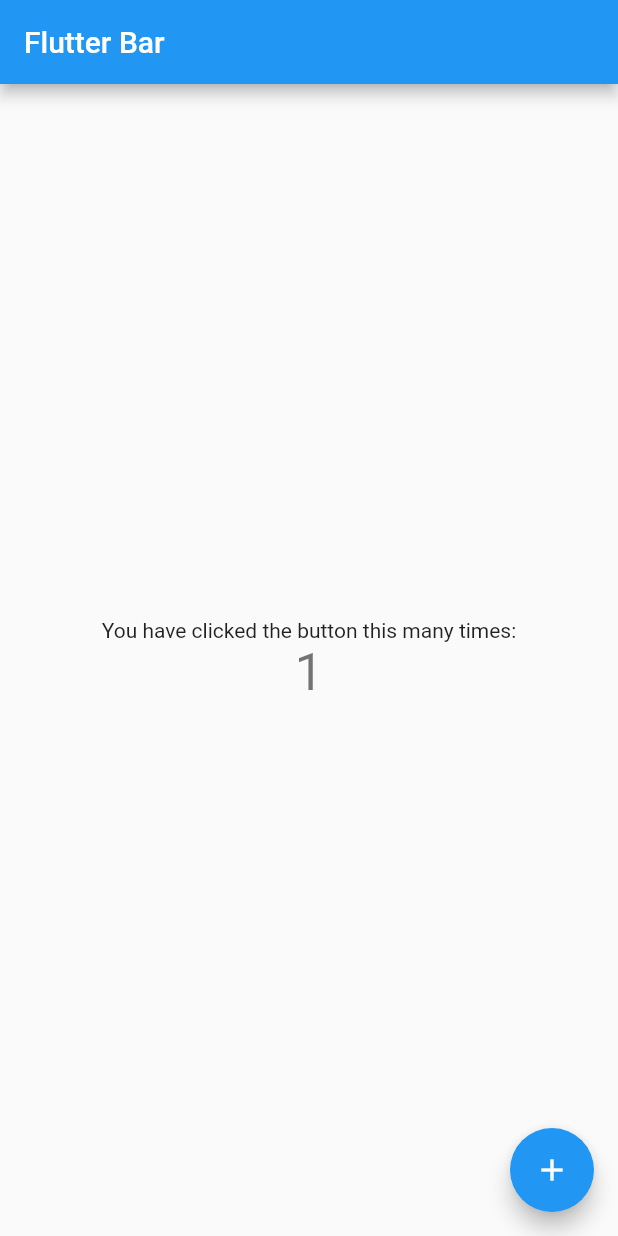
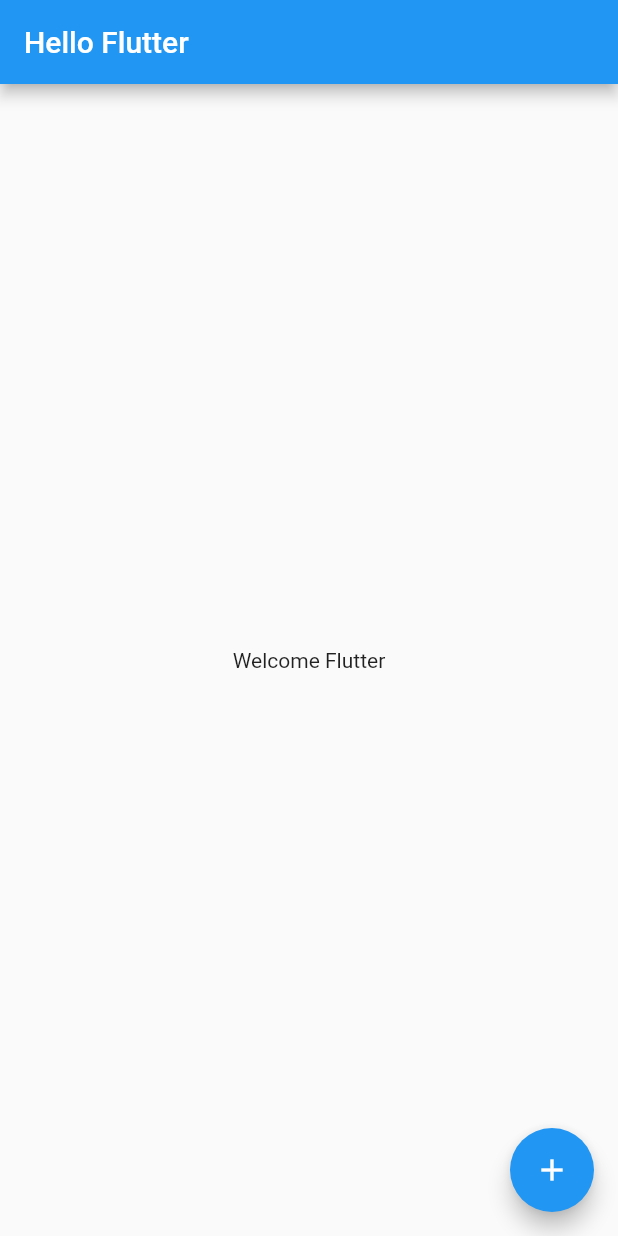
Before and after one commit to zarub2k/flutterbar, a Flutter app: the screen it shows after launch, after a tap on the "add" icon, on a phone screen of 412 x 824 dp. Run offline on Flutter 3.47's test engine with Material 2 defaults, Android fonts, the phone set to English and light mode, and no system bars.

Commit message:
Fab button added

```diff
--- /dev/null
+++ b/lib/hello/hello.dart
@@ -0,0 +1,27 @@
+import 'package:flutter/material.dart';
+
+class HelloApp extends StatelessWidget {
+  @override
+  Widget build(BuildContext context) {
+    return _build(context);
+  }
+
+  Widget _build(BuildContext context) {
+    return Scaffold(
+      appBar: AppBar(
+        title: Text('Hello Flutter'),
+      ),
+      body: Center(
+        child: Text('Welcome Flutter'),
+      ),
+      floatingActionButton: FloatingActionButton(
+        onPressed: _onFabPressed,
+        child: Icon(Icons.add),
+      ),
+    );
+  }
+
+  void _onFabPressed() {
+    print('onFab pressed');
+  }
+}
--- a/lib/main.dart
+++ b/lib/main.dart
@@ -1,4 +1,5 @@
 import 'package:flutter/material.dart';
+import 'package:flutterbar/hello/hello.dart';
 
 void main() {
   runApp(MyApp());
@@ -26,7 +27,8 @@ class MyApp extends StatelessWidget {
         // closer together (more dense) than on mobile platforms.
         visualDensity: VisualDensity.adaptivePlatformDensity,
       ),
-      home: MyHomePage(title: 'Flutter Bar'),
+      // home: MyHomePage(title: 'Flutter Bar'),
+      home: HelloApp(),
     );
   }
 }
```
